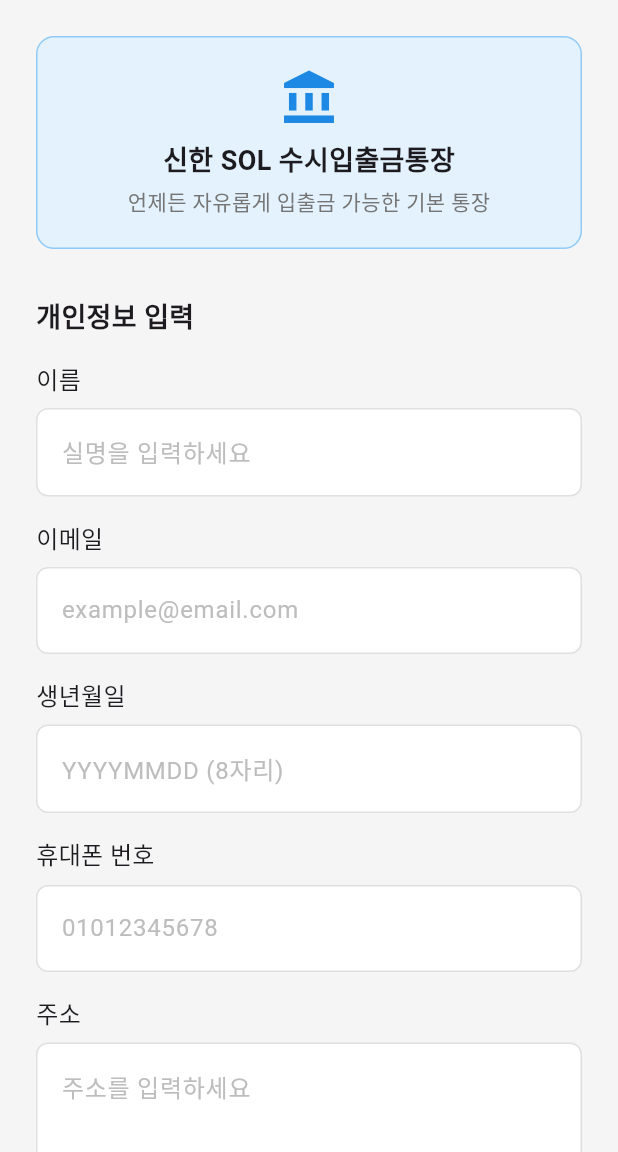
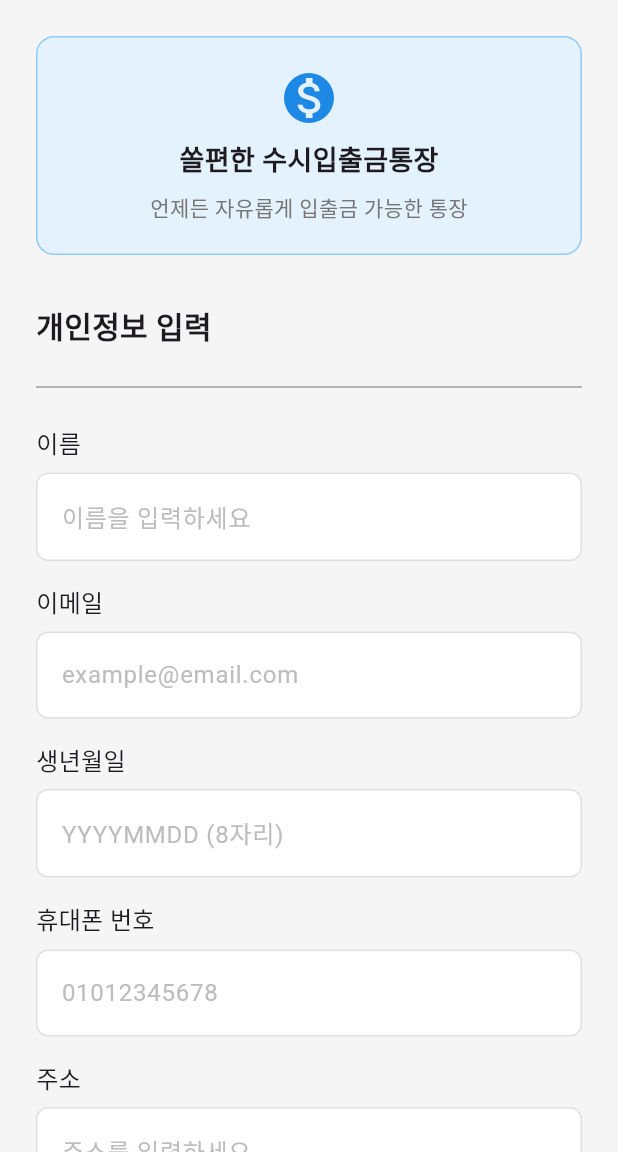
Before and after one commit to ally432/Shinhan_Hackathon, a Flutter app: the AccountCreationScreen screen opened directly, on a phone screen of 412 x 824 dp, the part 84-1236 px from its top. Run offline on Flutter 3.47's test engine with Material 3 defaults, Android fonts, the phone set to English and light mode, and no system bars; our stand-ins replace image_picker, shared_preferences; accounts and stored records are empty; Roboto replaces fonts that are missing (NotoSans).

Commit message:
UI 다듬기

```diff
--- a/Frontend/lib/screens_heyyoung/login_screen.dart
+++ b/Frontend/lib/screens_heyyoung/login_screen.dart
@@ -133,13 +133,13 @@
               Row(
                 mainAxisAlignment: MainAxisAlignment.center,
                 children: [
-                  GestureDetector(onTap: () {}, child: Text('ID찾기', style: TextStyle(fontSize: 14, color: Colors.grey[600], decoration: TextDecoration.underline))),
+                  GestureDetector(onTap: () {}, child: Text('ID찾기', style: TextStyle(fontSize: 14, color: Colors.grey[600]))),
                   Container(margin: const EdgeInsets.symmetric(horizontal: 16), width: 1, height: 12, color: Colors.grey[400]),
-                  GestureDetector(onTap: () {}, child: Text('PW찾기', style: TextStyle(fontSize: 14, color: Colors.grey[600], decoration: TextDecoration.underline))),
+                  GestureDetector(onTap: () {}, child: Text('PW찾기', style: TextStyle(fontSize: 14, color: Colors.grey[600]))),
                   Container(margin: const EdgeInsets.symmetric(horizontal: 16), width: 1, height: 12, color: Colors.grey[400]),
                   GestureDetector(
                     onTap: () => Navigator.push(context, MaterialPageRoute(builder: (context) => SignupScreen())),
-                    child: Text('회원가입', style: TextStyle(fontSize: 14, color: Colors.grey[600], decoration: TextDecoration.underline)),
+                    child: Text('회원가입', style: TextStyle(fontSize: 14, color: Colors.grey[600])),
                   ),
                 ],
               ),
@@ -612,11 +612,11 @@
             textAlign: TextAlign.center,
             style: TextStyle(fontSize: 16),
           ),
+          actionsAlignment: MainAxisAlignment.center,
           actions: [
             TextButton(
               onPressed: () {
                 Navigator.of(context).pop();
-                // 취소 시 다시 로그인 화면으로
               },
               child: Text('취소', style: TextStyle(color: Colors.grey[600])),
             ),
--- a/Frontend/lib/screens_heyyoung/signup_screen.dart
+++ b/Frontend/lib/screens_heyyoung/signup_screen.dart
@@ -1,6 +1,7 @@
 import 'dart:convert';
 import 'package:http/http.dart' as http;
 import 'package:flutter/material.dart';
+import 'login_screen.dart'; // LoginScreen import 추가
 
 class SignupScreen extends StatefulWidget {
   @override
@@ -432,7 +433,10 @@
             ElevatedButton(
               onPressed: () {
                 Navigator.of(context).pop(); // 다이얼로그 닫기
-                Navigator.of(context).pop(); // 회원가입 화면 닫고 로그인 화면으로 돌아가기
+                Navigator.pushReplacement(
+                  context,
+                  MaterialPageRoute(builder: (context) => const LoginScreen()),
+                );
               },
               style: ElevatedButton.styleFrom(
                 backgroundColor: Colors.blue[600],
--- a/Frontend/lib/screens_heyyoung/terms_screen.dart
+++ b/Frontend/lib/screens_heyyoung/terms_screen.dart
@@ -540,9 +540,9 @@
                     shape: BoxShape.circle,
                   ),
                   child: Icon(
-                    Icons.login,
+                    Icons.monetization_on_outlined,
                     color: Color(0xFF4A90E2),
-                    size: 32,
+                    size: 50,
                   ),
                 ),
                 SizedBox(height: 16),
--- a/Frontend/lib/screens_shinhanbank/account_creation_screen.dart
+++ b/Frontend/lib/screens_shinhanbank/account_creation_screen.dart
@@ -62,19 +62,19 @@
                   ),
                   child: Column(
                     children: [
-                      Icon(Icons.account_balance,
+                      Icon(Icons.monetization_on,
                           color: Colors.blue[600], size: 40),
                       const SizedBox(height: 8),
                       const Text(
-                        '신한 SOL 수시입출금통장',
+                        '쏠편한 수시입출금통장',
                         style: TextStyle(
                           fontSize: 18,
                           fontWeight: FontWeight.bold,
                         ),
                       ),
-                      const SizedBox(height: 4),
+                      const SizedBox(height: 8),
                       Text(
-                        '언제든 자유롭게 입출금 가능한 기본 통장',
+                        '언제든 자유롭게 입출금 가능한 통장',
                         style: TextStyle(
                           fontSize: 14,
                           color: Colors.grey[600],
@@ -88,15 +88,23 @@
 
                 const Text(
                   '개인정보 입력',
-                  style: TextStyle(fontSize: 18, fontWeight: FontWeight.bold),
+                  style: TextStyle(fontSize: 20, fontWeight: FontWeight.bold),
                 ),
+                const SizedBox(height: 16),
+
+                const Divider(
+                  color: Colors.grey, // 선의 색상
+                  height: 20,         // 선을 포함한 위젯의 전체 높이 (위아래 여백 포함)
+                  thickness: 1,       // 선의 두께
+                ),
+
                 const SizedBox(height: 16),
 
                 // 이름 입력
                 _buildInputField(
                   controller: _nameController,
                   label: '이름',
-                  hintText: '실명을 입력하세요',
+                  hintText: '이름을 입력하세요',
                   textInputAction: TextInputAction.next,
                   validator: (value) {
                     if (value?.isEmpty ?? true) {
@@ -187,8 +195,16 @@
 
                 const Text(
                   '계좌 비밀번호 설정',
-                  style: TextStyle(fontSize: 18, fontWeight: FontWeight.bold),
+                  style: TextStyle(fontSize: 20, fontWeight: FontWeight.bold),
                 ),
+                const SizedBox(height: 16),
+
+                const Divider(
+                  color: Colors.grey, // 선의 색상
+                  height: 20,         // 선을 포함한 위젯의 전체 높이 (위아래 여백 포함)
+                  thickness: 1,       // 선의 두께
+                ),
+
                 const SizedBox(height: 16),
 
                 // 계좌 비밀번호 입력
```
Also changed, not shown: Frontend/lib/screens_shinhanbank/account_terms_screen.dart (+10 -8 lines).
